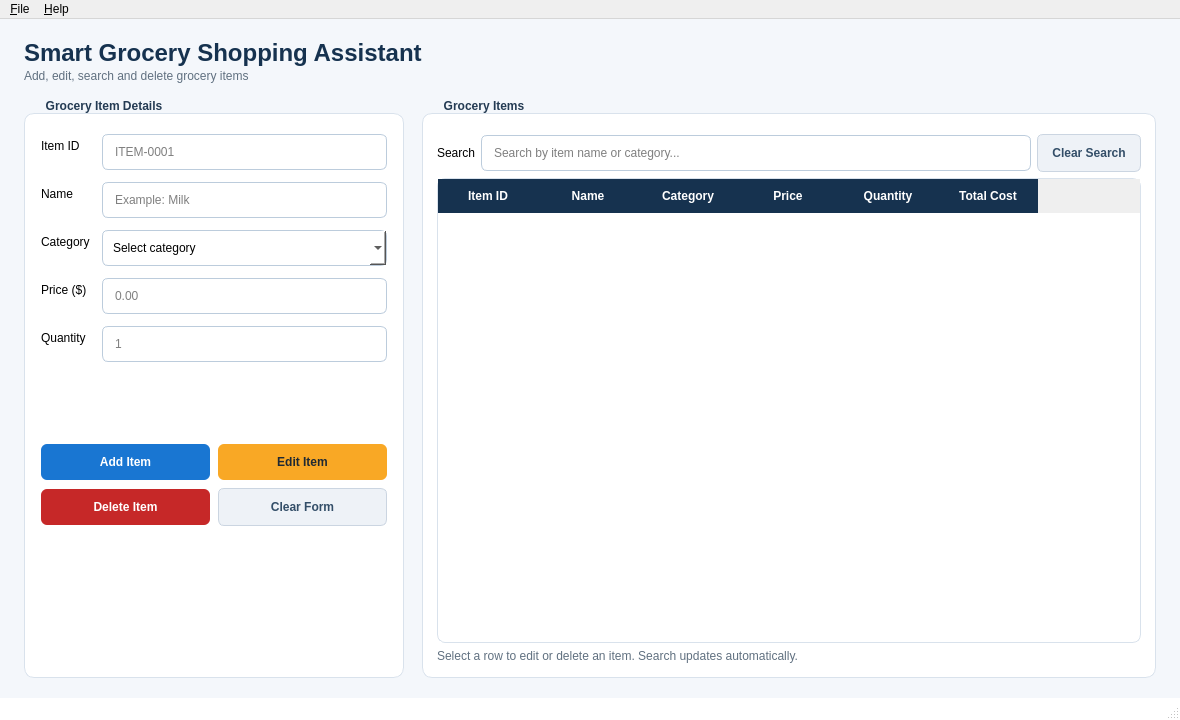
This is mainwindow.ui in DevGothi/SmartGroceryAssistant as Qt 5 draws it before an edit. The edited form follows.
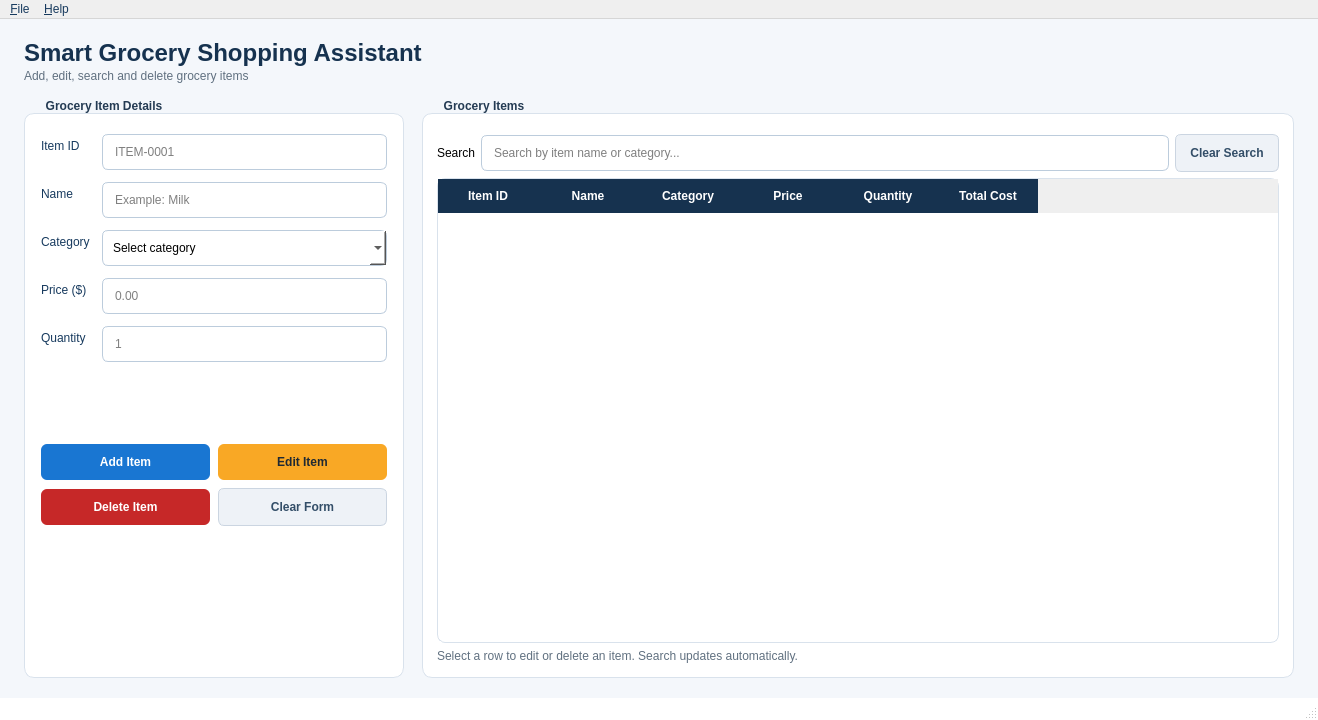
This is the edited form.

Commit message: Fix GUI styling and category dropdown

What changed in the file:
```diff
--- a/mainwindow.ui
+++ b/mainwindow.ui
@@ -6,7 +6,7 @@
 			<rect>
 				<x>0</x>
 				<y>0</y>
-				<width>1180</width>
+    <width>1318</width>
 				<height>720</height>
 			</rect>
 		</property>
@@ -163,6 +163,21 @@
 										<height>16777215</height>
 									</size>
 								</property>
+        <property name="styleSheet">
+         <string notr="true">QLabel {
+    color: #173a5e;
+}
+
+QLineEdit {
+    color: #000000;
+    background-color: #ffffff;
+}
+
+QComboBox {
+    color: #000000;
+    background-color: #ffffff;
+}</string>
+        </property>
 								<property name="title">
 									<string>Grocery Item Details</string>
 								</property>
@@ -394,6 +409,12 @@
 											</item>
 											<item>
 												<widget class="QLineEdit" name="searchEdit">
+             <property name="styleSheet">
+              <string notr="true">QLineEdit {
+    color: #000000;
+    background-color: #ffffff;
+}</string>
+             </property>
 													<property name="placeholderText">
 														<string>Search by item name or category...</string>
 													</property>
@@ -485,10 +506,15 @@
 				<rect>
 					<x>0</x>
 					<y>0</y>
-					<width>1180</width>
+     <width>1318</width>
 					<height>25</height>
 				</rect>
 			</property>
+   <property name="styleSheet">
+    <string notr="true">QMenuBar {
+    color: #173a5e;
+}</string>
+   </property>
 			<widget class="QMenu" name="menuFile">
 				<property name="title">
 					<string>&amp;File</string>
```
Left out of the diff: 56 changed lines with no effect on the pictures. Lines whose indentation alone changed are shown as unchanged. The commit also changes 1 other file.
